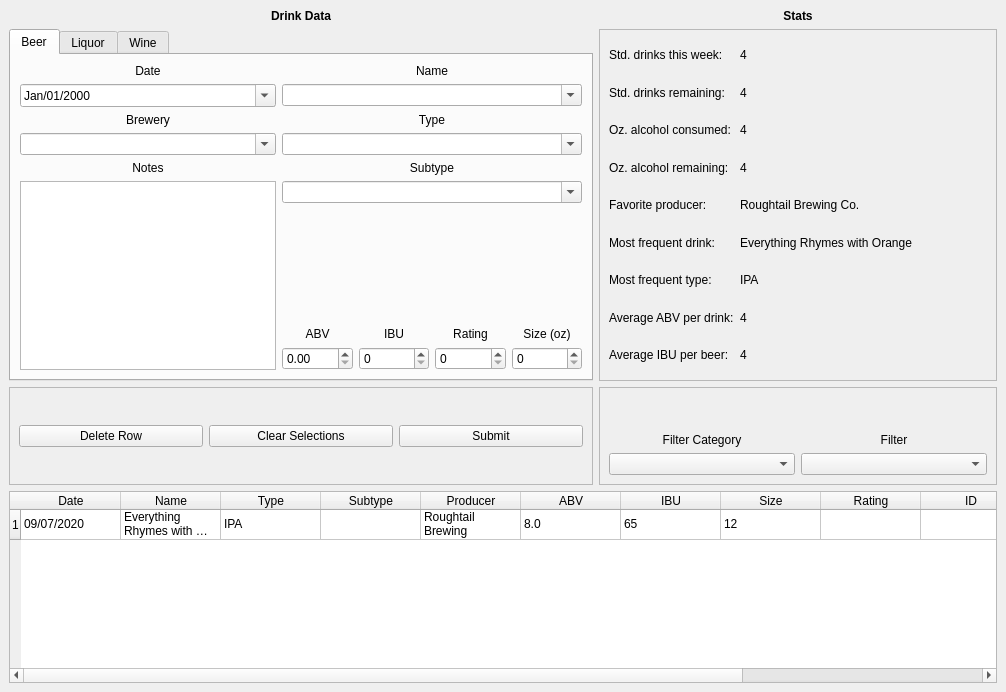
First picture: the form in src/mainwindow.ui, repository minorsecond/BuzzBot, before the edit.
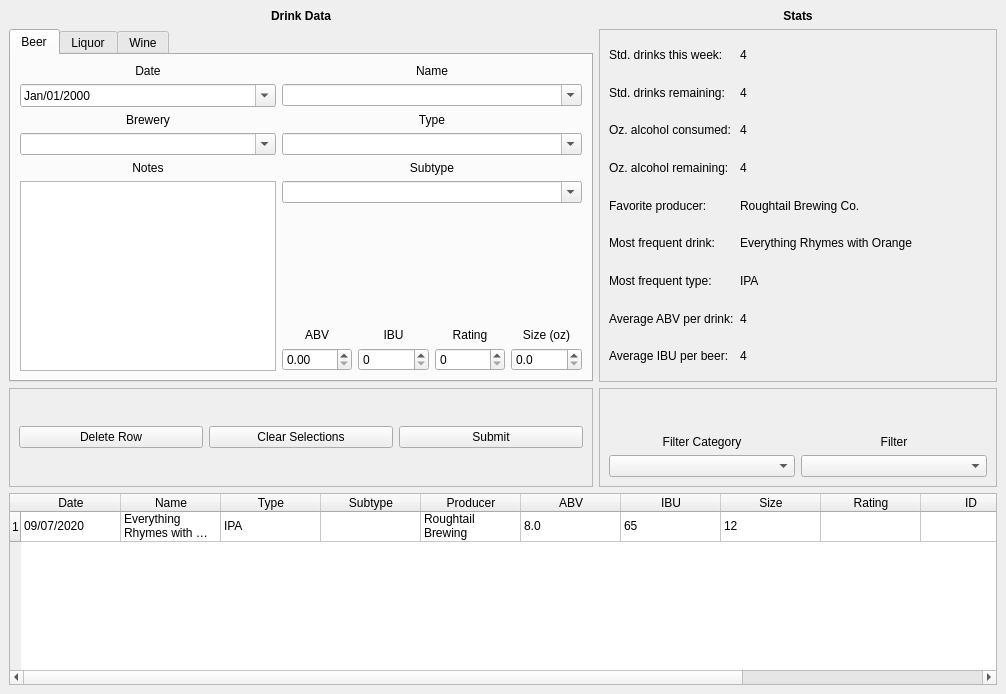
Second picture: the form after the edit.

The edit to the form file:
```diff
--- a/src/mainwindow.ui
+++ b/src/mainwindow.ui
@@ -7,7 +7,7 @@
     <x>0</x>
     <y>0</y>
     <width>1006</width>
-    <height>692</height>
+    <height>694</height>
    </rect>
   </property>
   <property name="windowTitle">
@@ -795,19 +795,6 @@
             </property>
            </widget>
           </item>
-          <item row="2" column="3">
-           <widget class="QSpinBox" name="beerSizeInput">
-            <property name="sizePolicy">
-             <sizepolicy hsizetype="Preferred" vsizetype="Fixed">
-              <horstretch>0</horstretch>
-              <verstretch>0</verstretch>
-             </sizepolicy>
-            </property>
-            <property name="maximum">
-             <number>9999</number>
-            </property>
-           </widget>
-          </item>
           <item row="1" column="3">
            <widget class="QLabel" name="beerSizeLabel">
             <property name="sizePolicy">
@@ -898,6 +885,16 @@
             </property>
            </spacer>
           </item>
+          <item row="2" column="3">
+           <widget class="QDoubleSpinBox" name="beerSizeInput">
+            <property name="decimals">
+             <number>1</number>
+            </property>
+            <property name="maximum">
+             <double>10000.000000000000000</double>
+            </property>
+           </widget>
+          </item>
          </layout>
         </item>
        </layout>
```
Left out of the diff: 3 changed lines with no effect on the pictures.
